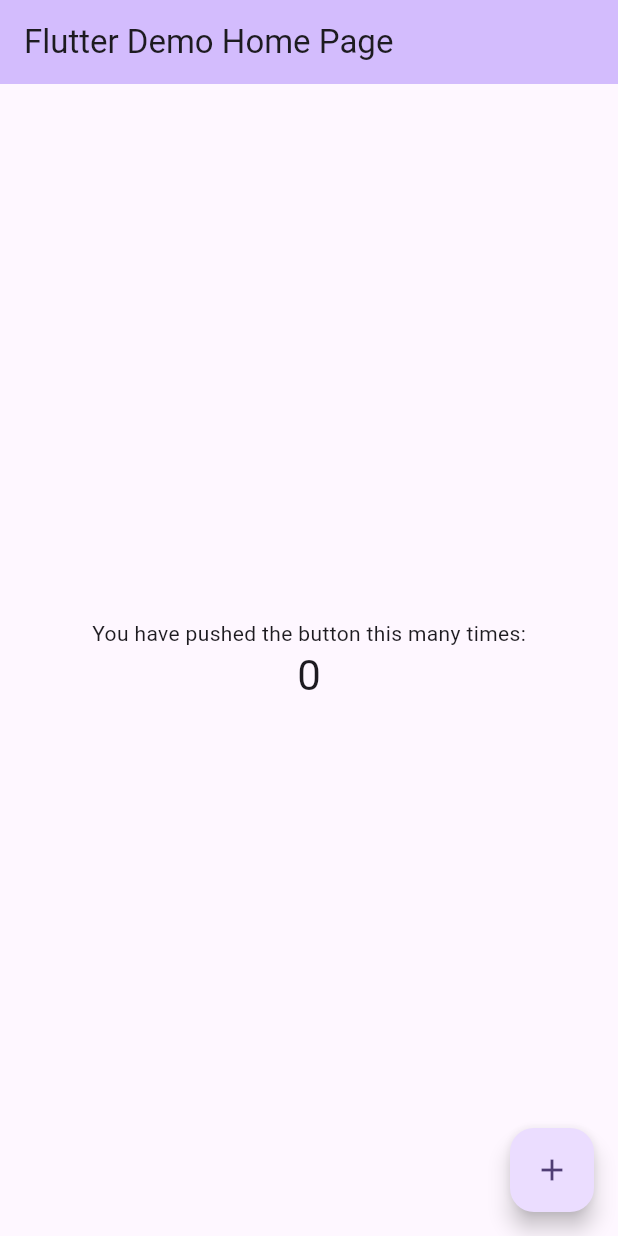
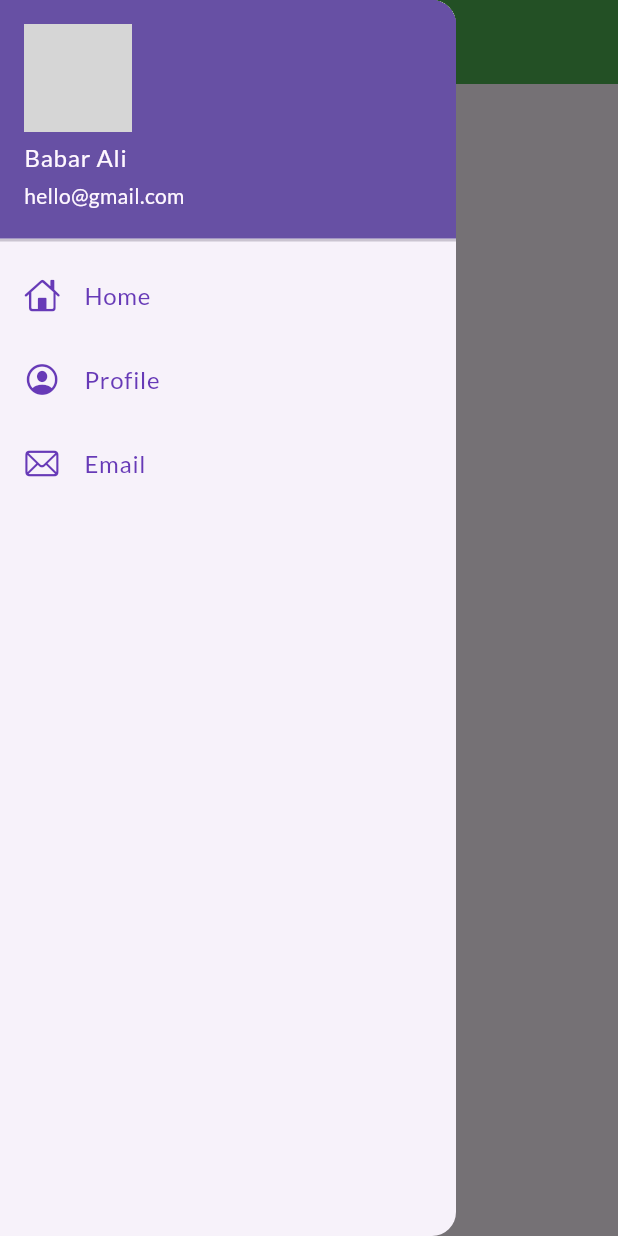
Before and after one commit to Babaralyy/FlutterProject, a Flutter app: the screen it shows after launch, with the side drawer open (before the commit the screen has no drawer), on a phone screen of 412 x 824 dp. Run offline on Flutter 3.47's test engine with Material 3 defaults, Android fonts, the phone set to English and light mode, and no system bars; our stand-ins replace google_fonts; network calls fail; grey boxes are pictures that could not be loaded.

Commit message:
Basic drawer

```diff
--- a/lib/main.dart
+++ b/lib/main.dart
@@ -1,4 +1,8 @@
+import 'package:first_fluuter_project/pages/login_page.dart';
+import 'package:first_fluuter_project/utils/routes.dart';
 import 'package:flutter/material.dart';
+import 'package:google_fonts/google_fonts.dart';
+import 'pages/home_page.dart';
 
 void main() {
   runApp(const MyApp());
@@ -7,62 +11,22 @@ void main() {
 class MyApp extends StatelessWidget {
   const MyApp({super.key});
 
-  // This widget is the root of your application.
   @override
   Widget build(BuildContext context) {
     return MaterialApp(
-      title: 'Flutter Demo',
+      debugShowCheckedModeBanner: false,
+      themeMode: ThemeMode.light,
       theme: ThemeData(
-        colorScheme: ColorScheme.fromSeed(seedColor: Colors.deepPurple),
-        useMaterial3: true,
+        primarySwatch: Colors.deepPurple,
+        fontFamily: GoogleFonts.lato().fontFamily,
       ),
-      home: const MyHomePage(title: 'Flutter Demo Home Page'),
+      darkTheme: ThemeData(brightness: Brightness.dark),
+      initialRoute: MyRoutes.homeRoute,
+      routes: {
+        "/": (context) => LoginPage(),
+        MyRoutes.homeRoute: (context) => HomePage(),
+        MyRoutes.loginRoute: (context) => LoginPage()
+      },
     );
   }
 }
-
-class MyHomePage extends StatefulWidget {
-  const MyHomePage({super.key, required this.title});
-  final String title;
-  @override
-  State<MyHomePage> createState() => _MyHomePageState();
-}
-
-class _MyHomePageState extends State<MyHomePage> {
-  int _counter = 0;
-
-  void _incrementCounter() {
-    setState(() {
-      _counter++;
-    });
-  }
-
-  @override
-  Widget build(BuildContext context) {
-    return Scaffold(
-      appBar: AppBar(
-        backgroundColor: Theme.of(context).colorScheme.inversePrimary,
-        title: Text(widget.title),
-      ),
-      body: Center(
-        child: Column(
-          mainAxisAlignment: MainAxisAlignment.center,
-          children: <Widget>[
-            const Text(
-              'You have pushed the button this many times:',
-            ),
-            Text(
-              '$_counter',
-              style: Theme.of(context).textTheme.headlineMedium,
-            ),
-          ],
-        ),
-      ),
-      floatingActionButton: FloatingActionButton(
-        onPressed: _incrementCounter,
-        tooltip: 'Increment',
-        child: const Icon(Icons.add),
-      ), // This trailing comma makes auto-formatting nicer for build methods.
-    );
-  }
-}
--- /dev/null
+++ b/lib/pages/home_page.dart
@@ -0,0 +1,18 @@
+import 'package:first_fluuter_project/widgets/drawer.dart';
+import 'package:flutter/material.dart';
+
+class HomePage extends StatelessWidget {
+  const HomePage({super.key});
+
+  @override
+  Widget build(BuildContext context) {
+    return Scaffold(
+      appBar: AppBar(
+          title: Text("Catalog App",), backgroundColor: Colors.green),
+      drawer: MyDrawer(),
+      body: Center(
+        child: Text("Welcome to 30 days flutter"),
+      ),
+    );
+  }
+}
--- /dev/null
+++ b/lib/utils/routes.dart
@@ -0,0 +1,4 @@
+class MyRoutes{
+  static String loginRoute = "/login";
+  static String homeRoute = "/home";
+}
--- /dev/null
+++ b/lib/widgets/drawer.dart
@@ -0,0 +1,55 @@
+import 'package:flutter/cupertino.dart';
+import 'package:flutter/material.dart';
+
+class MyDrawer extends StatelessWidget {
+  @override
+  Widget build(BuildContext context) {
+    const imageUrl = "https://static.priceoye.pk/favicon/ms-icon-310x310.png";
+    return Drawer(
+      child: ListView(
+        children: [
+          DrawerHeader(
+              padding: EdgeInsets.zero,
+              child: UserAccountsDrawerHeader(
+                accountName: Text("Babar Ali"),
+                accountEmail: Text("hello@gmail.com"),
+                currentAccountPicture: CircleAvatar(
+                  backgroundImage: NetworkImage(imageUrl),
+                ),
+                margin: EdgeInsets.zero,
+              )),
+          ListTile(
+            leading: Icon(
+              CupertinoIcons.home,
+              color: Colors.deepPurple,
+            ),
+            title: Text(
+              "Home",
+              style: TextStyle(color: Colors.deepPurple),
+            ),
+          ),
+          ListTile(
+            leading: Icon(
+              CupertinoIcons.profile_circled,
+              color: Colors.deepPurple,
+            ),
+            title: Text(
+              "Profile",
+              style: TextStyle(color: Colors.deepPurple),
+            ),
+          ),
+          ListTile(
+            leading: Icon(
+              CupertinoIcons.mail,
+              color: Colors.deepPurple,
+            ),
+            title: Text(
+              "Email",
+              style: TextStyle(color: Colors.deepPurple),
+            ),
+          ),
+        ],
+      ),
+    );
+  }
+}
--- a/pubspec.yaml
+++ b/pubspec.yaml
@@ -35,6 +35,7 @@ dependencies:
   # The following adds the Cupertino Icons font to your application.
   # Use with the CupertinoIcons class for iOS style icons.
   cupertino_icons: ^1.0.6
+  google_fonts: ^6.2.1
 
 dev_dependencies:
   flutter_test:
@@ -59,8 +60,8 @@ flutter:
   uses-material-design: true
 
   # To add assets to your application, add an assets section, like this:
-  # assets:
-  #   - images/a_dot_burr.jpeg
+  assets:
+    - assets/images/
   #   - images/a_dot_ham.jpeg
 
   # An image asset can refer to one or more resolution-specific "variants", see
```
Also changed, not shown: lib/pages/login_page.dart (added, +124 -0 lines), assets/images/login_image.png (added), pubspec.lock.
